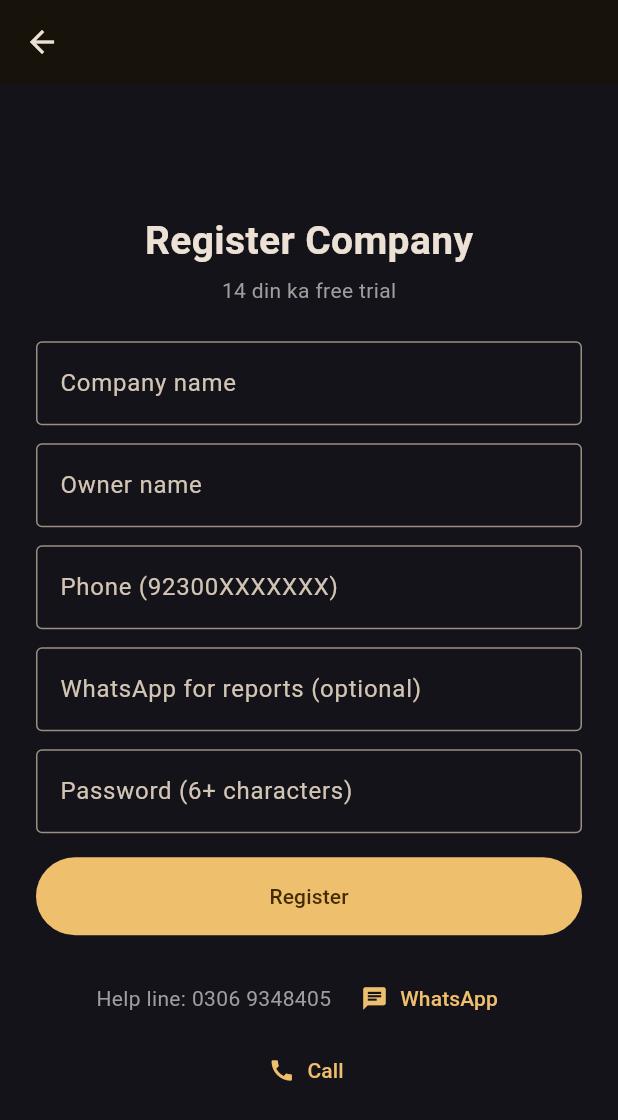
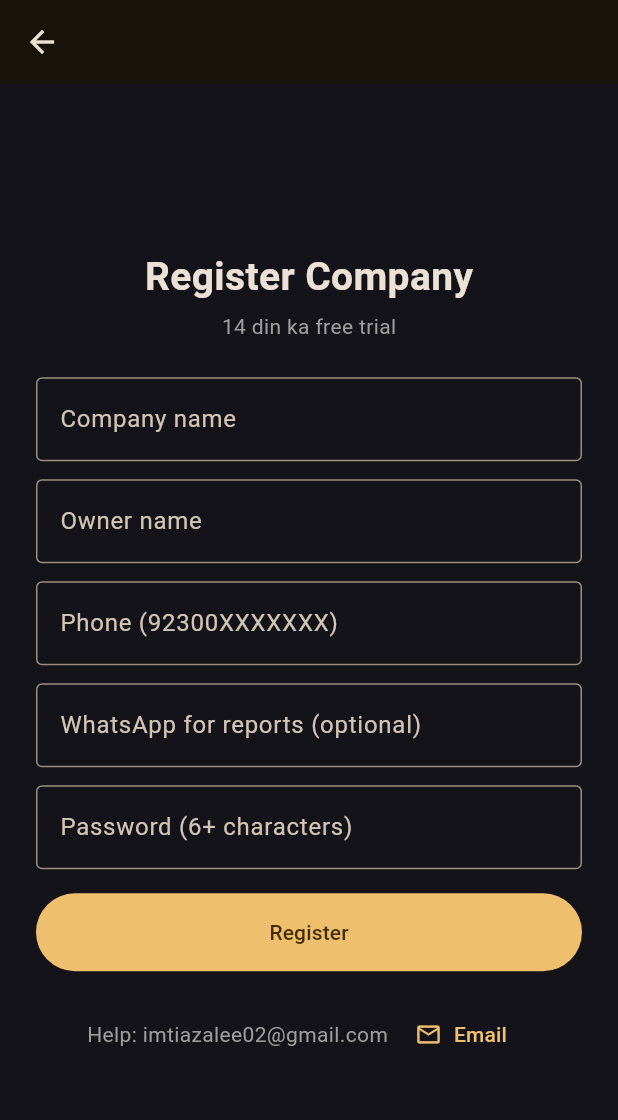
Before and after one commit to imtiaz623/MartOps, a Flutter app: the Register screen opened directly, on a phone screen of 412 x 824 dp. Shown: the top 1120 px of the screen. Run offline on Flutter 3.47's test engine with Material 3 defaults, Android fonts, the phone set to English and light mode, and no system bars; our stand-ins replace connectivity_plus, geolocator, location, permission_handler, shared_preferences; missing offline and left inert: flutter_foreground_task, network_info_plus; accounts and stored records are empty; network calls fail.

Commit message:
0.9 help.dart

```diff
--- a/lib/help.dart
+++ b/lib/help.dart
@@ -2,31 +2,26 @@ import 'package:flutter/material.dart';
 import 'package:flutter/services.dart';
 import 'package:url_launcher/url_launcher.dart';
 
-const kHelpNumber = '0306 9348405';
-const kWhatsApp = 'https://wa.me/923069348405?text=MartOps%20help';
+const kHelpEmail = 'imtiazalee02@gmail.com';
 
-Future<void> _open(BuildContext c, String url, String fallbackText) async {
+Future<void> openEmail(BuildContext c) async {
   var ok = false;
-  try { ok = await launchUrl(Uri.parse(url), mode: LaunchMode.externalApplication); } catch (_) {}
+  try { ok = await launchUrl(Uri.parse('mailto:$kHelpEmail?subject=MartOps%20help'), mode: LaunchMode.externalApplication); } catch (_) {}
   if (!ok && c.mounted) {
-    await Clipboard.setData(ClipboardData(text: fallbackText));
-    if (c.mounted) ScaffoldMessenger.of(c).showSnackBar(SnackBar(content: Text('Khul nahi saka. $fallbackText copy ho gaya.')));
+    await Clipboard.setData(const ClipboardData(text: kHelpEmail));
+    if (c.mounted) ScaffoldMessenger.of(c).showSnackBar(const SnackBar(content: Text('Email app nahi khuli. Email address copy ho gaya.')));
   }
 }
 
-Future<void> openWhatsApp(BuildContext c) => _open(c, kWhatsApp, kHelpNumber);
-Future<void> callHelp(BuildContext c) => _open(c, 'tel:03069348405', kHelpNumber);
-
-/// "Help line 0306 9348405 [WhatsApp] [Call]" row for the front, login and register screens.
+/// "Help: email [Email]" row for the front, login and register screens.
 class HelpBar extends StatelessWidget {
   const HelpBar({super.key});
   @override
   Widget build(BuildContext c) => Padding(
         padding: const EdgeInsets.only(top: 18),
-        child: Wrap(alignment: WrapAlignment.center, crossAxisAlignment: WrapCrossAlignment.center, spacing: 8, children: [
-          const Text('Help line: $kHelpNumber', style: TextStyle(color: Colors.grey)),
-          TextButton.icon(onPressed: () => openWhatsApp(c), icon: const Icon(Icons.chat, size: 18), label: const Text('WhatsApp')),
-          TextButton.icon(onPressed: () => callHelp(c), icon: const Icon(Icons.call, size: 18), label: const Text('Call')),
+        child: Wrap(alignment: WrapAlignment.center, crossAxisAlignment: WrapCrossAlignment.center, spacing: 6, children: [
+          const Text('Help: $kHelpEmail', style: TextStyle(color: Colors.grey)),
+          TextButton.icon(onPressed: () => openEmail(c), icon: const Icon(Icons.email_outlined, size: 18), label: const Text('Email')),
         ]),
       );
 }
```
